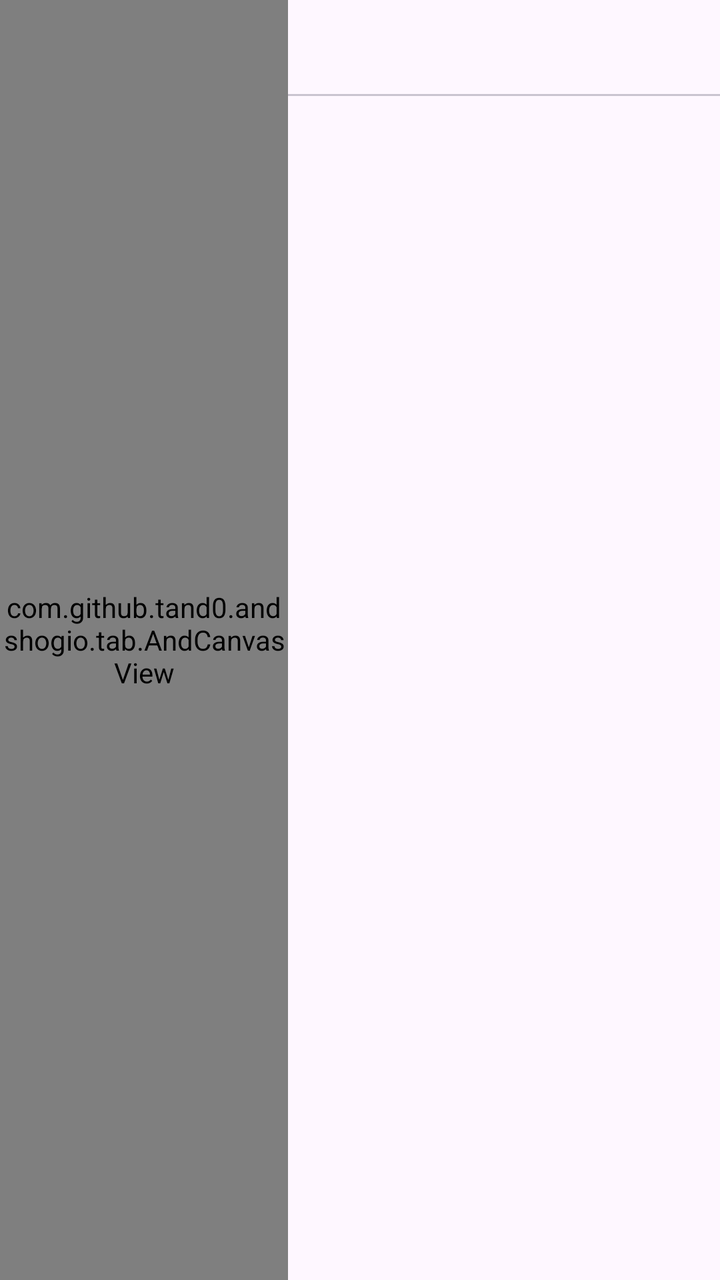
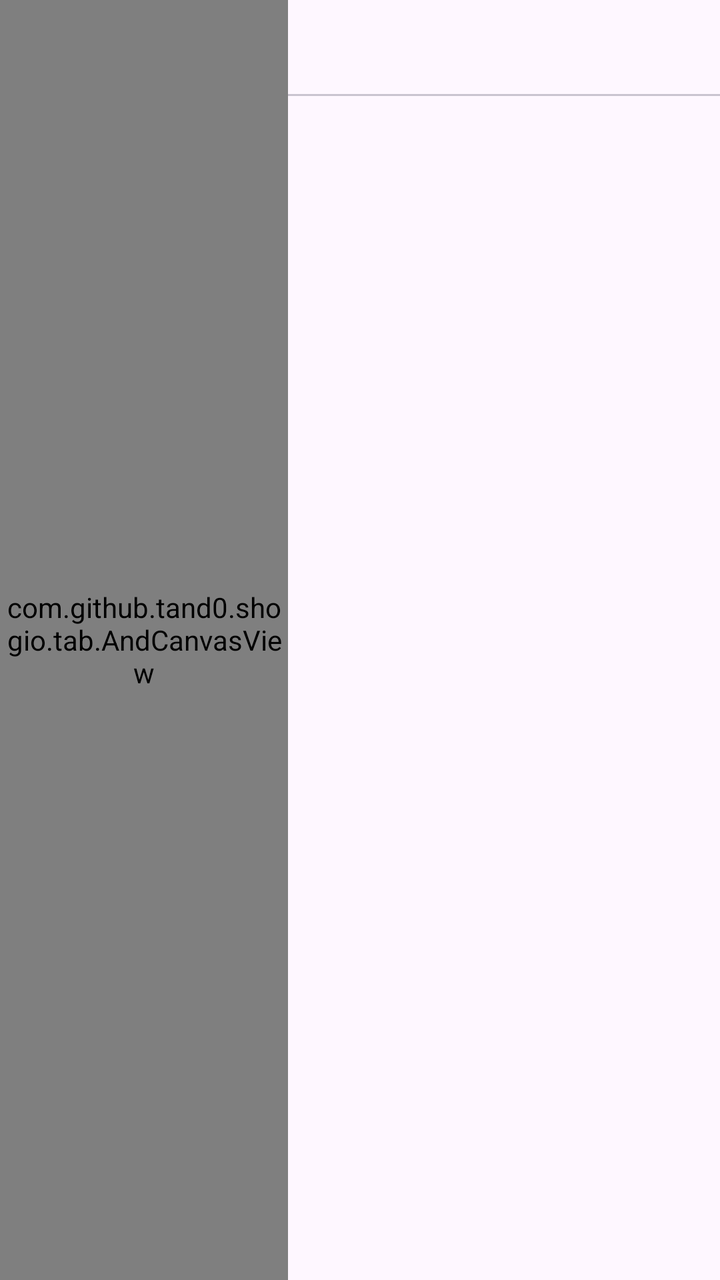

Compare the two renders of this Android layout. The source of the first and the diff that turns it into the second are given below.
<!-- AndroidManifest.xml: application theme Theme.ShogiO -->
<!-- res/layout/activity_main_land.xml -->
<?xml version="1.0" encoding="utf-8"?>
<LinearLayout xmlns:android="http://schemas.android.com/apk/res/android"
    xmlns:app="http://schemas.android.com/apk/res-auto"
    android:id="@+id/main"
    android:layout_width="match_parent"
    android:layout_height="match_parent"
    android:fitsSystemWindows="true"
    android:orientation="vertical">

    <androidx.constraintlayout.widget.ConstraintLayout
        android:id="@+id/topConstraintLayout"
        android:layout_width="match_parent"
        android:layout_height="match_parent">

        <com.github.tand0.andshogio.tab.AndCanvasView
            android:id="@+id/topView"
            android:layout_width="0dp"
            android:layout_height="0dp"
            android:background="#FFD700"
            app:layout_constraintBottom_toBottomOf="parent"
            app:layout_constraintEnd_toStartOf="@id/bottomView"
            app:layout_constraintHorizontal_weight="4"
            app:layout_constraintStart_toStartOf="parent"
            app:layout_constraintTop_toTopOf="parent" />

        <LinearLayout
            android:id="@+id/bottomView"
            android:layout_width="0dp"
            android:layout_height="0dp"
            android:orientation="vertical"
            app:layout_constraintBottom_toBottomOf="parent"
            app:layout_constraintEnd_toEndOf="parent"
            app:layout_constraintHorizontal_weight="6"
            app:layout_constraintStart_toEndOf="@id/topView"
            app:layout_constraintTop_toTopOf="parent">

            <com.google.android.material.tabs.TabLayout
                android:id="@+id/tab_layout"
                android:layout_width="match_parent"
                android:layout_height="wrap_content"
                android:contentDescription="@string/app_name" />

            <androidx.viewpager2.widget.ViewPager2
                android:id="@+id/view_pager"
                android:layout_width="match_parent"
                android:layout_height="match_parent" />
        </LinearLayout>

    </androidx.constraintlayout.widget.ConstraintLayout>
</LinearLayout>
<!-- resources referenced by this layout -->
<resources>
  <string name="app_name">And Shogi O</string>
  <style name="Theme.ShogiO" parent="Base.Theme.ShogiO" />
  <style name="Base.Theme.ShogiO" parent="Theme.Material3.DayNight">
          
          
      </style>
</resources>

<!-- the commit's change to res/layout/activity_main_land.xml (unified diff, before → after) -->
@@ -12,7 +12,7 @@
         android:layout_width="match_parent"
         android:layout_height="match_parent">
 
-        <com.github.tand0.andshogio.tab.AndCanvasView
+        <com.github.tand0.shogio.tab.AndCanvasView
             android:id="@+id/topView"
             android:layout_width="0dp"
             android:layout_height="0dp"
<!-- resource entries referenced after the edit -->
@@ -1,6 +1,6 @@
 <!-- resources referenced by this layout -->
 <resources>
-  <string name="app_name">And Shogi O</string>
+  <string name="app_name">tand0.shogio</string>
   <style name="Theme.ShogiO" parent="Base.Theme.ShogiO" />
   <style name="Base.Theme.ShogiO" parent="Theme.Material3.DayNight">
           
